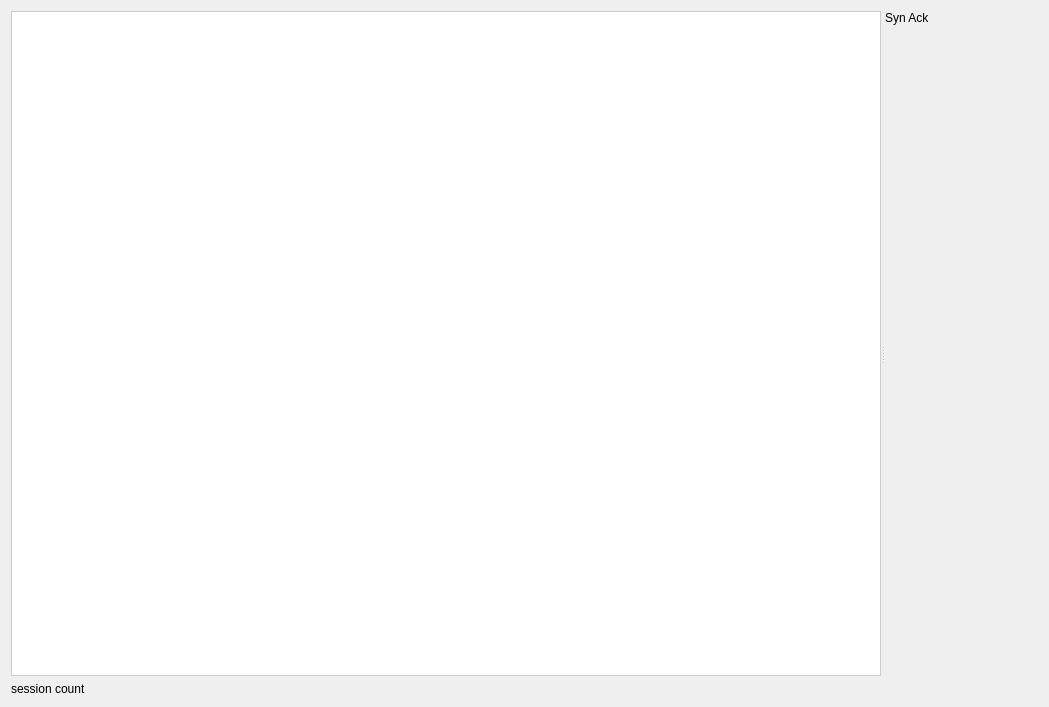
FINALYESICAN/Qt_PacketReader, file sessionform.ui: the form before one commit.
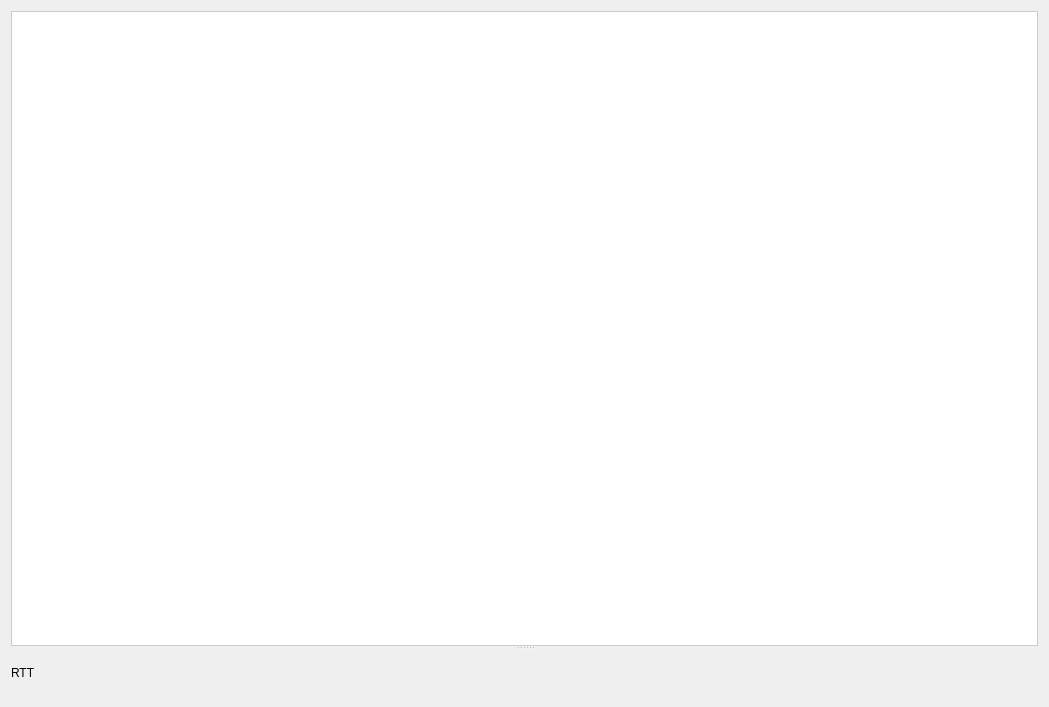
The form after the commit.

```diff
--- a/sessionform.ui
+++ b/sessionform.ui
@@ -13,13 +13,13 @@
   <property name="windowTitle">
    <string>Form</string>
   </property>
-  <layout class="QHBoxLayout" name="horizontalLayout">
+  <layout class="QHBoxLayout" name="horizontalLayout_2">
    <item>
     <widget class="QSplitter" name="splitter">
      <property name="orientation">
-      <enum>Qt::Orientation::Horizontal</enum>
+      <enum>Qt::Orientation::Vertical</enum>
      </property>
-     <widget class="QWidget" name="">
+     <widget class="QWidget" name="layoutWidget">
       <layout class="QVBoxLayout" name="verticalLayout_2">
        <item>
         <widget class="QTableView" name="tableSessions">
@@ -50,17 +50,10 @@
          </property>
         </widget>
        </item>
-       <item>
-        <widget class="QLabel" name="counter">
-         <property name="text">
-          <string>session count</string>
-         </property>
-        </widget>
-       </item>
       </layout>
      </widget>
-     <widget class="QWidget" name="layoutWidget">
-      <layout class="QVBoxLayout" name="verticalLayout">
+     <widget class="QWidget" name="">
+      <layout class="QHBoxLayout" name="horizontalLayout">
        <item>
         <widget class="QLabel" name="lblSynRtt">
          <property name="sizePolicy">
@@ -76,7 +69,7 @@
           </size>
          </property>
          <property name="text">
-          <string>Syn Ack</string>
+          <string>RTT</string>
          </property>
         </widget>
        </item>
```
